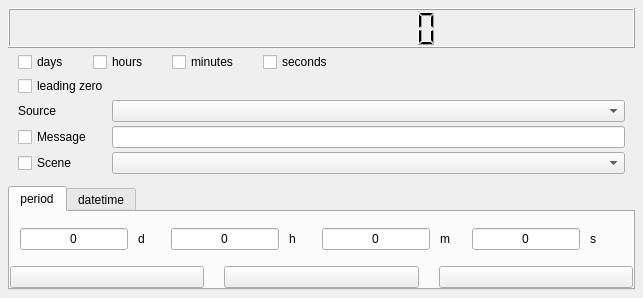
This is src/CountdownTimer.ui in ashmanix/obs-plugin-countdown as Qt 5 draws it before an edit. The edited form follows.
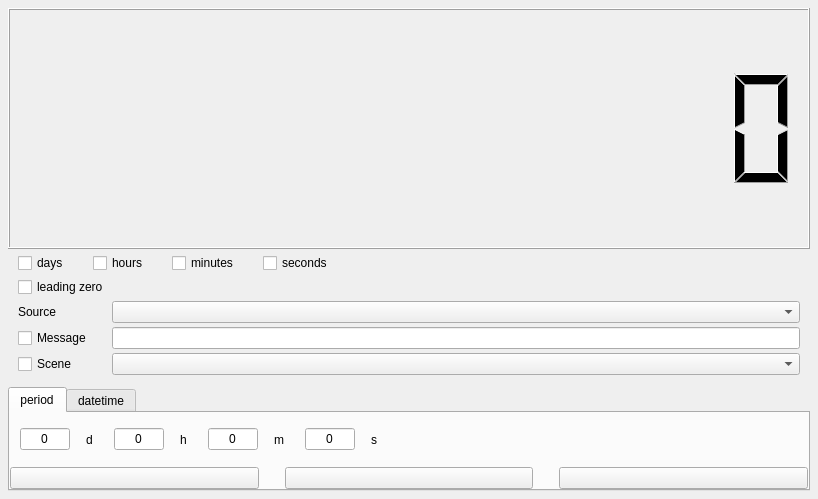
This is the edited form.

The edit to the form file:
```diff
--- a/src/CountdownTimer.ui
+++ b/src/CountdownTimer.ui
@@ -6,8 +6,8 @@
    <rect>
     <x>0</x>
     <y>0</y>
-    <width>643</width>
-    <height>298</height>
+    <width>818</width>
+    <height>499</height>
    </rect>
   </property>
   <layout class="QVBoxLayout" name="verticalLayout_2" stretch="1,0,0,0,0">
@@ -366,15 +366,12 @@
         <number>0</number>
        </property>
        <item>
-        <layout class="QGridLayout" name="gridLayout_4">
+        <layout class="QVBoxLayout" name="verticalLayout">
          <property name="bottomMargin">
           <number>0</number>
          </property>
-         <property name="verticalSpacing">
-          <number>0</number>
-         </property>
-         <item row="0" column="0">
-          <layout class="QHBoxLayout" name="timerLayout" stretch="0,0,1,0,0,0,1,0,0,0,1,0,0,0,1,0">
+         <item>
+          <layout class="QHBoxLayout" name="timerLayout" stretch="0,0,0,0,0,0,0,0,0,0,0,0,0,0,0,0">
            <property name="spacing">
             <number>-1</number>
            </property>
@@ -388,10 +385,16 @@
             <number>10</number>
            </property>
            <property name="bottomMargin">
-            <number>5</number>
+            <number>0</number>
            </property>
            <item>
             <widget class="QLineEdit" name="timerDays">
+             <property name="maximumSize">
+              <size>
+               <width>50</width>
+               <height>16777215</height>
+              </size>
+             </property>
              <property name="text">
               <string>0</string>
              </property>
@@ -418,6 +421,12 @@
            </item>
            <item>
             <widget class="QLabel" name="timerDaysLabel">
+             <property name="sizePolicy">
+              <sizepolicy hsizetype="Maximum" vsizetype="Preferred">
+               <horstretch>0</horstretch>
+               <verstretch>0</verstretch>
+              </sizepolicy>
+             </property>
              <property name="text">
               <string>d</string>
              </property>
@@ -433,7 +442,7 @@
              </property>
              <property name="sizeHint" stdset="0">
               <size>
-               <width>5</width>
+               <width>15</width>
                <height>20</height>
               </size>
              </property>
@@ -441,6 +450,12 @@
            </item>
            <item>
             <widget class="QLineEdit" name="timerHours">
+             <property name="maximumSize">
+              <size>
+               <width>50</width>
+               <height>16777215</height>
+              </size>
+             </property>
              <property name="text">
               <string>0</string>
              </property>
@@ -467,6 +482,12 @@
            </item>
            <item>
             <widget class="QLabel" name="timerHoursLabel">
+             <property name="sizePolicy">
+              <sizepolicy hsizetype="Fixed" vsizetype="Preferred">
+               <horstretch>0</horstretch>
+               <verstretch>0</verstretch>
+              </sizepolicy>
+             </property>
              <property name="text">
               <string>h</string>
              </property>
@@ -482,7 +503,7 @@
              </property>
              <property name="sizeHint" stdset="0">
               <size>
-               <width>5</width>
+               <width>15</width>
                <height>20</height>
               </size>
              </property>
@@ -490,6 +511,12 @@
            </item>
            <item>
             <widget class="QLineEdit" name="timerMinutes">
+             <property name="maximumSize">
+              <size>
+               <width>50</width>
+               <height>16777215</height>
+              </size>
+             </property>
              <property name="text">
               <string>0</string>
              </property>
@@ -516,6 +543,12 @@
            </item>
            <item>
             <widget class="QLabel" name="timerMinutesLabel">
+             <property name="sizePolicy">
+              <sizepolicy hsizetype="Fixed" vsizetype="Preferred">
+               <horstretch>0</horstretch>
+               <verstretch>0</verstretch>
+              </sizepolicy>
+             </property>
              <property name="text">
               <string>m</string>
              </property>
@@ -531,7 +564,7 @@
              </property>
              <property name="sizeHint" stdset="0">
               <size>
-               <width>5</width>
+               <width>15</width>
                <height>20</height>
               </size>
              </property>
@@ -539,6 +572,12 @@
            </item>
            <item>
             <widget class="QLineEdit" name="timerSeconds">
+             <property name="maximumSize">
+              <size>
+               <width>50</width>
+               <height>16777215</height>
+              </size>
+             </property>
              <property name="text">
               <string>0</string>
              </property>
@@ -565,6 +604,12 @@
            </item>
            <item>
             <widget class="QLabel" name="timerSecondsLabel">
+             <property name="sizePolicy">
+              <sizepolicy hsizetype="Fixed" vsizetype="Preferred">
+               <horstretch>0</horstretch>
+               <verstretch>0</verstretch>
+              </sizepolicy>
+             </property>
              <property name="text">
               <string>s</string>
              </property>
@@ -576,11 +621,11 @@
               <enum>Qt::Horizontal</enum>
              </property>
              <property name="sizeType">
-              <enum>QSizePolicy::Fixed</enum>
+              <enum>QSizePolicy::MinimumExpanding</enum>
              </property>
              <property name="sizeHint" stdset="0">
               <size>
-               <width>5</width>
+               <width>15</width>
                <height>20</height>
               </size>
              </property>
@@ -588,10 +633,16 @@
            </item>
           </layout>
          </item>
-         <item row="1" column="0">
+         <item>
           <layout class="QHBoxLayout" name="buttonLayout">
            <item>
             <widget class="QPushButton" name="resetButton">
+             <property name="sizePolicy">
+              <sizepolicy hsizetype="MinimumExpanding" vsizetype="Fixed">
+               <horstretch>0</horstretch>
+               <verstretch>0</verstretch>
+              </sizepolicy>
+             </property>
              <property name="text">
               <string/>
              </property>
@@ -615,6 +666,12 @@
            </item>
            <item>
             <widget class="QPushButton" name="pauseButton">
+             <property name="sizePolicy">
+              <sizepolicy hsizetype="MinimumExpanding" vsizetype="Fixed">
+               <horstretch>0</horstretch>
+               <verstretch>0</verstretch>
+              </sizepolicy>
+             </property>
              <property name="text">
               <string/>
              </property>
@@ -638,6 +695,12 @@
            </item>
            <item>
             <widget class="QPushButton" name="playButton">
+             <property name="sizePolicy">
+              <sizepolicy hsizetype="MinimumExpanding" vsizetype="Fixed">
+               <horstretch>0</horstretch>
+               <verstretch>0</verstretch>
+              </sizepolicy>
+             </property>
              <property name="text">
               <string/>
              </property>
```
